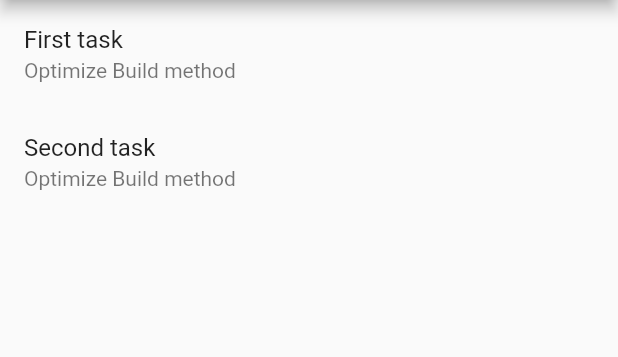
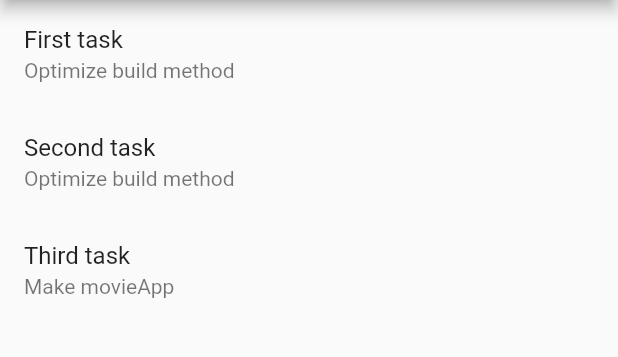
Before and after one commit to krkrman/Fatura_Hackathon, a Flutter app: the screen it shows after launch, on a phone screen of 412 x 824 dp, the part 84-441 px from its top. Run offline on Flutter 3.47's test engine with Material 2 defaults, Android fonts, the phone set to English and light mode, and no system bars.

Commit message:
added third Task

```diff
--- a/lib/main.dart
+++ b/lib/main.dart
@@ -2,6 +2,7 @@ import 'package:flutter/material.dart';
 import 'package:hackathon_fatura/task.dart';
 import 'package:hackathon_fatura/tasks/first_task/first_task_screen.dart';
 import 'package:hackathon_fatura/tasks/second_task/second_task_screen.dart';
+import 'package:hackathon_fatura/tasks/third_task/third_task_screen.dart';
 
 void main() {
   runApp(MyApp());
@@ -25,12 +26,17 @@ class MyHomePage extends StatelessWidget {
   final tasks = [
     Task(
         name: "First task",
-        description: "Optimize Build method",
+        description: "Optimize build method",
         screen: FirstTaskScreen()),
     Task(
-        name: "Second task",
-        description: "Optimize Build method",
-        screen: SecondTaskScreen())
+      name: "Second task",
+      description: "Optimize build method",
+      screen: SecondTaskScreen(),
+    ),
+    Task(
+        name: "Third task",
+        description: "Make movieApp",
+        screen: ThirdTaskScreen())
   ];
 
   MyHomePage({Key? key}) : super(key: key);
```
Also changed, not shown: lib/tasks/first_task/first_task_screen.dart (+7 -8 lines), lib/tasks/second_task/second_task_screen.dart (+18 -26 lines), lib/tasks/third_task/third_task_constants.dart (+29 -1 lines), lib/tasks/third_task/third_task_screen.dart (+13 -1 lines), lib/tasks/third_task/design.png (added).
